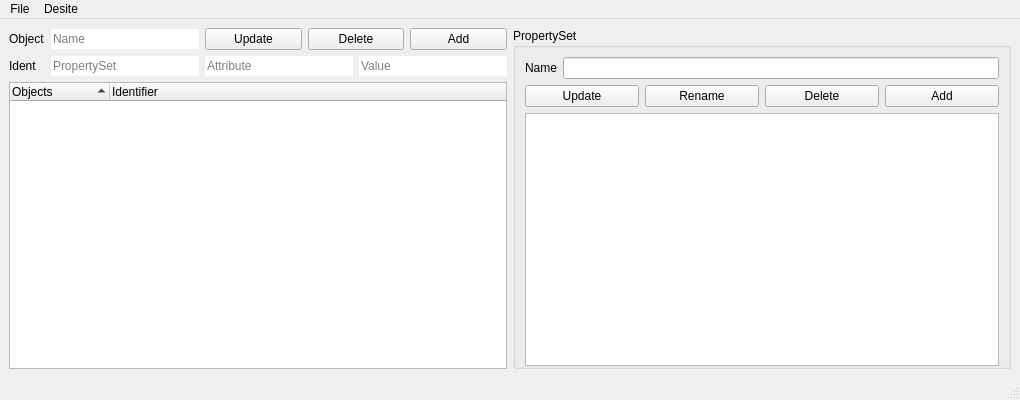
Before: the Qt Designer form desiteRuleCreator/QtDesigns/MainWindow.ui in c-mellueh/SOM-Toolkit, drawn with Qt 5.
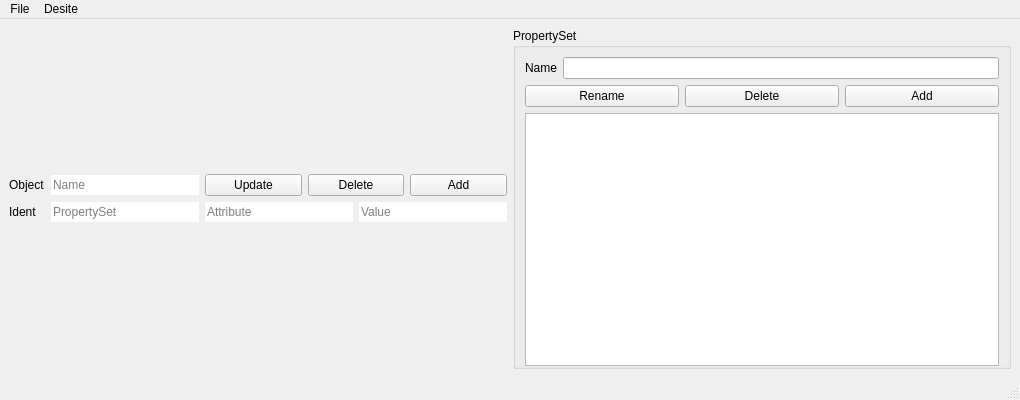
After: the same form once the commit is applied.

Diff of the .ui file:
```diff
--- a/desiteRuleCreator/QtDesigns/MainWindow.ui
+++ b/desiteRuleCreator/QtDesigns/MainWindow.ui
@@ -148,41 +148,6 @@
         </item>
        </layout>
       </item>
-      <item>
-       <widget class="QTreeWidget" name="treeWidget_objects">
-        <property name="enabled">
-         <bool>true</bool>
-        </property>
-        <property name="dragDropMode">
-         <enum>QAbstractItemView::InternalMove</enum>
-        </property>
-        <property name="defaultDropAction">
-         <enum>Qt::MoveAction</enum>
-        </property>
-        <property name="alternatingRowColors">
-         <bool>false</bool>
-        </property>
-        <property name="selectionMode">
-         <enum>QAbstractItemView::ExtendedSelection</enum>
-        </property>
-        <property name="sortingEnabled">
-         <bool>true</bool>
-        </property>
-        <attribute name="headerShowSortIndicator" stdset="0">
-         <bool>true</bool>
-        </attribute>
-        <column>
-         <property name="text">
-          <string>Objects</string>
-         </property>
-        </column>
-        <column>
-         <property name="text">
-          <string>Identifier</string>
-         </property>
-        </column>
-       </widget>
-      </item>
      </layout>
     </item>
     <item>
@@ -215,14 +180,7 @@
          <item row="1" column="0" colspan="2">
           <layout class="QHBoxLayout" name="horizontalLayout_pSet_button">
            <item>
-            <widget class="QPushButton" name="button_Pset_update">
-             <property name="text">
-              <string>Update</string>
-             </property>
-            </widget>
-           </item>
-           <item>
-            <widget class="QPushButton" name="button_Pset_edit">
+            <widget class="QPushButton" name="button_Pset_rename">
              <property name="text">
               <string>Rename</string>
              </property>
```
